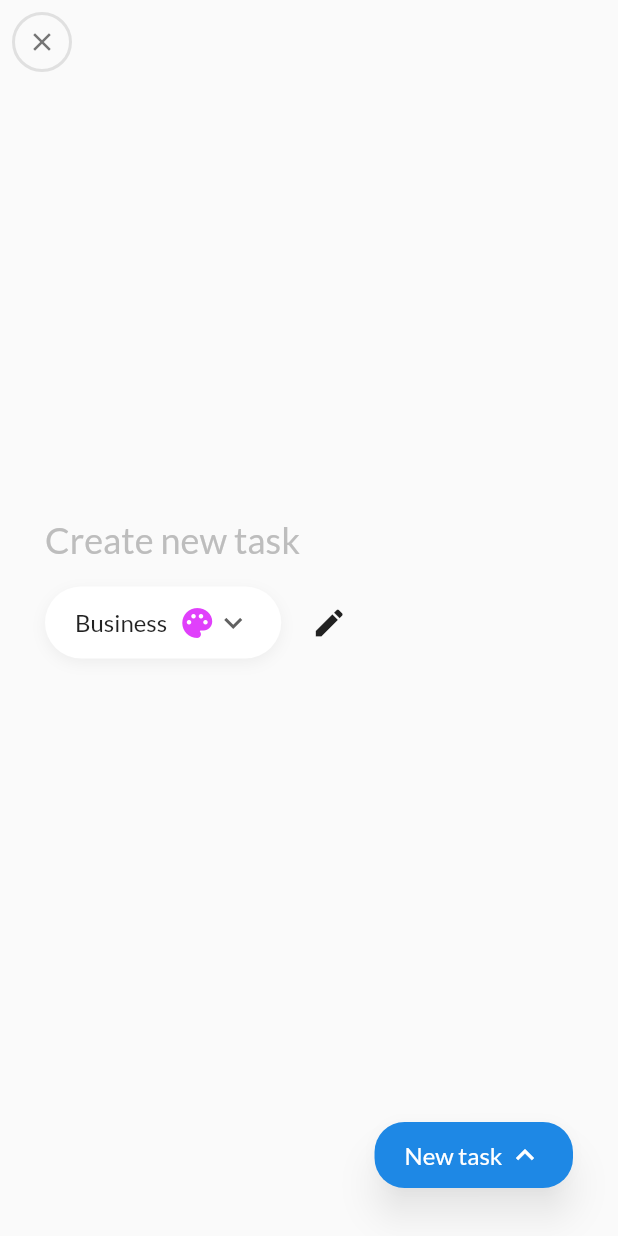
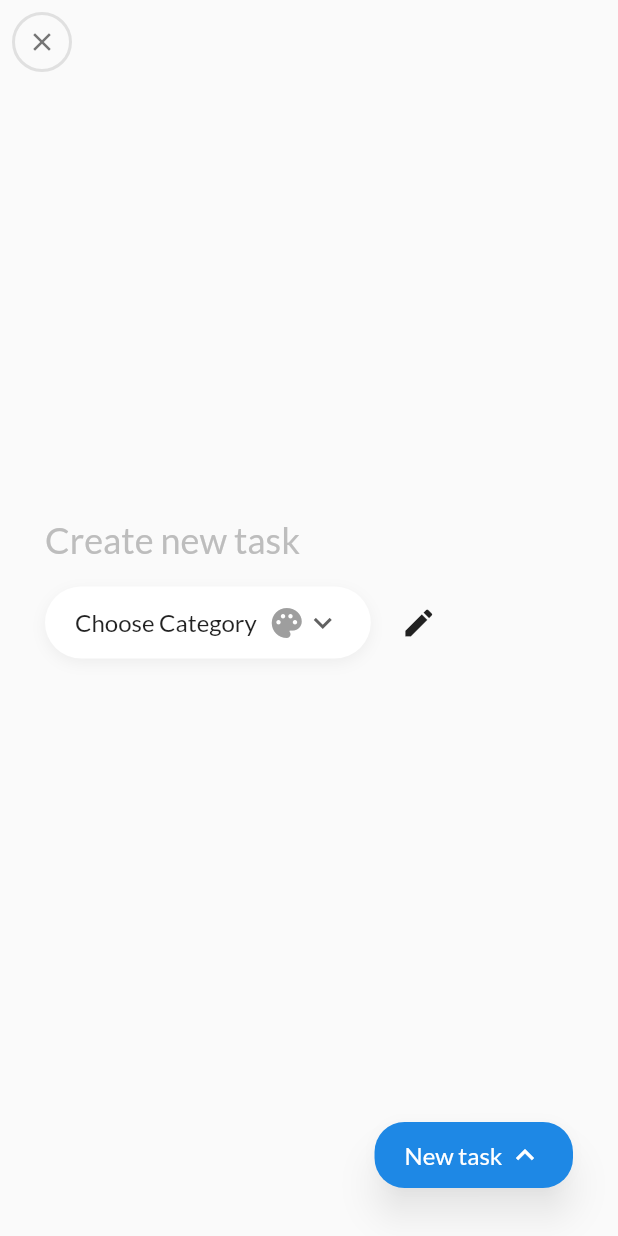
Before and after one commit to ashwins93/flutter-todo, a Flutter app: the screen it shows after launch, after a tap on the "add" icon, on a phone screen of 412 x 824 dp. Run offline on Flutter 3.47's test engine with Material 2 defaults, Android fonts, the phone set to English and light mode, and no system bars; our stand-ins replace flutter_redux, google_fonts, redux; missing offline and left inert: flutter_material_color_picker.

Commit message:
add & update task

```diff
--- a/lib/main.dart
+++ b/lib/main.dart
@@ -11,7 +11,7 @@ import 'package:google_fonts/google_fonts.dart';
 void main() {
   final Store<AppState> store = Store<AppState>(appStateReducer,
       initialState: AppState(categories: {
-        'Business': TaskCategory('Business', Colors.purpleAccent[200]!),
+        'Business': TaskCategory('Business', Colors.pink[200]!),
         'Personal': TaskCategory('Personal', Colors.blue[600]!)
       }, tasks: {
         'task1': Task(
--- a/lib/models/task_category.dart
+++ b/lib/models/task_category.dart
@@ -5,6 +5,8 @@ class TaskCategory {
   final Color categoryColor;
 
   const TaskCategory(this.categoryName, this.categoryColor);
+
+  static empty() => const TaskCategory('', Colors.grey);
 
   @override
   bool operator ==(Object other) =>
--- a/lib/screens/home/components/task_tile.dart
+++ b/lib/screens/home/components/task_tile.dart
@@ -1,16 +1,17 @@
 import 'package:flutter/material.dart';
+import 'package:todo_list/models/task.dart';
 
 class TaskTile extends StatelessWidget {
   const TaskTile({
     Key? key,
-    required this.title,
+    required this.task,
     required this.taskColor,
-    this.completed = false,
+    required this.onTapAction,
   }) : super(key: key);
 
-  final String title;
+  final Task task;
   final Color taskColor;
-  final bool completed;
+  final void Function() onTapAction;
 
   @override
   Widget build(BuildContext context) {
@@ -22,19 +23,19 @@ class TaskTile extends StatelessWidget {
       margin: EdgeInsets.symmetric(horizontal: 20, vertical: 5),
       child: ListTile(
         contentPadding: EdgeInsets.symmetric(vertical: 10, horizontal: 20),
-        onTap: () {},
+        onTap: onTapAction,
         leading: Container(
           width: 25,
           height: 25,
           decoration: BoxDecoration(
               border: Border.all(
                 width: 2.0,
-                color: completed ? Colors.grey : taskColor,
+                color: task.completed ? Colors.grey : taskColor,
               ),
               shape: BoxShape.circle,
-              color: completed ? Colors.grey : Colors.transparent),
+              color: task.completed ? Colors.grey : Colors.transparent),
           child: Center(
-              child: completed
+              child: task.completed
                   ? Icon(
                       Icons.check,
                       color: Colors.white,
@@ -43,10 +44,10 @@ class TaskTile extends StatelessWidget {
                   : null),
         ),
         title: Text(
-          title,
+          task.title,
           style: TextStyle(
-              color: completed ? Colors.grey : Colors.grey[900],
-              decoration: completed ? TextDecoration.lineThrough : null),
+              color: task.completed ? Colors.grey : Colors.grey[900],
+              decoration: task.completed ? TextDecoration.lineThrough : null),
         ),
       ),
     );
--- a/lib/screens/new_category/components/body.dart
+++ b/lib/screens/new_category/components/body.dart
@@ -1,5 +1,3 @@
-import 'dart:developer';
-
 import 'package:flutter/material.dart';
 
 import 'color_chooser.dart';
--- a/lib/screens/new_task/components/body.dart
+++ b/lib/screens/new_task/components/body.dart
@@ -1,16 +1,33 @@
 import 'package:flutter/material.dart';
+import 'package:flutter_redux/flutter_redux.dart';
+import 'package:todo_list/actions/actions.dart';
+import 'package:todo_list/models/app_state.dart';
+import 'package:todo_list/models/task.dart';
 import 'package:todo_list/models/task_category.dart';
 import 'package:todo_list/screens/new_category/new_category_screen.dart';
+import 'package:uuid/uuid.dart';
 
 import 'category_chooser.dart';
 
-class Body extends StatelessWidget {
+class Body extends StatefulWidget {
   const Body({
     Key? key,
-    required this.categoryList,
   }) : super(key: key);
 
-  final List<TaskCategory> categoryList;
+  @override
+  _BodyState createState() => _BodyState();
+}
+
+class _BodyState extends State<Body> {
+  TaskCategory _currentValue = TaskCategory.empty();
+
+  final _myController = TextEditingController();
+
+  @override
+  void dispose() {
+    _myController.dispose();
+    super.dispose();
+  }
 
   @override
   Widget build(BuildContext context) {
@@ -23,6 +40,7 @@ class Body extends StatelessWidget {
           Padding(
             padding: const EdgeInsets.only(bottom: 5.0, left: 30, right: 30),
             child: TextField(
+              controller: _myController,
               style: TextStyle(fontSize: 24),
               decoration: InputDecoration(
                   hintText: 'Create new task',
@@ -35,8 +53,20 @@ class Body extends StatelessWidget {
             padding: EdgeInsets.symmetric(horizontal: 30.0),
             child: Row(
               children: [
-                CategoryChooser(
-                    categoryList: categoryList, initValue: categoryList[0]),
+                StoreConnector<AppState, List<TaskCategory>>(
+                  converter: (store) {
+                    return store.state.categories.values.toList();
+                  },
+                  builder: (context, categoryList) => CategoryChooser(
+                    categoryList: categoryList,
+                    currentValue: _currentValue,
+                    onCategoryChange: (TaskCategory? newValue) {
+                      setState(() {
+                        _currentValue = newValue!;
+                      });
+                    },
+                  ),
+                ),
                 Padding(
                   padding: EdgeInsets.symmetric(horizontal: 8.0),
                   child: IconButton(
@@ -57,7 +87,16 @@ class Body extends StatelessWidget {
             child: Row(
               children: [
                 Spacer(),
-                ElevatedButton(
+                StoreConnector<AppState, void Function(String, String)>(
+                  converter: (store) {
+                    return (taskTitle, categoryName) {
+                      store.dispatch(AddTaskAction(Task(
+                          title: taskTitle,
+                          categoryName: categoryName,
+                          id: Uuid().v4())));
+                    };
+                  },
+                  builder: (context, onClick) => ElevatedButton(
                     style: ButtonStyle(
                         alignment: Alignment.centerRight,
                         elevation: MaterialStateProperty.all(10.0),
@@ -71,6 +110,8 @@ class Body extends StatelessWidget {
                             borderRadius:
                                 BorderRadius.all(Radius.circular(20))))),
                     onPressed: () {
+                      if (_currentValue == TaskCategory.empty()) return;
+                      onClick(_myController.text, _currentValue.categoryName);
                       Navigator.pop(context);
                     },
                     child: Row(children: [
@@ -81,6 +122,7 @@ class Body extends StatelessWidget {
                       Icon(Icons.expand_less)
                     ]),
                   ),
+                ),
               ],
             ),
           )
--- a/lib/screens/new_task/components/category_chooser.dart
+++ b/lib/screens/new_task/components/category_chooser.dart
@@ -1,30 +1,22 @@
 import 'package:flutter/material.dart';
 import 'package:todo_list/models/task_category.dart';
 
-class CategoryChooser extends StatefulWidget {
-  const CategoryChooser(
-      {Key? key, required this.categoryList, required this.initValue})
-      : super(key: key);
+class CategoryChooser extends StatelessWidget {
+  CategoryChooser({
+    Key? key,
+    required this.categoryList,
+    required this.currentValue,
+    required this.onCategoryChange,
+  }) : super(key: key);
 
   final List<TaskCategory> categoryList;
-  final TaskCategory initValue;
-
-  @override
-  _CategoryChooserState createState() => _CategoryChooserState();
-}
-
-class _CategoryChooserState extends State<CategoryChooser> {
-  late TaskCategory _currentValue;
-
-  @override
-  void initState() {
-    super.initState();
-    _currentValue = widget.initValue;
-  }
+  final void Function(TaskCategory?) onCategoryChange;
+  final TaskCategory currentValue;
 
   @override
   Widget build(BuildContext context) {
-    var list = widget.categoryList
+    print(currentValue);
+    var list = categoryList
         .map<DropdownMenuItem<TaskCategory>>((taskCategory) => DropdownMenuItem(
               value: taskCategory,
               child: Row(
@@ -40,7 +32,18 @@ class _CategoryChooserState extends State<CategoryChooser> {
                 ],
               ),
             ))
-        .toList();
+        .toList()
+          ..add(DropdownMenuItem(
+              value: TaskCategory.empty(),
+              child: Row(
+                children: [
+                  Padding(
+                    padding: const EdgeInsets.only(right: 8.0),
+                    child: Text('Choose Category'),
+                  ),
+                  Icon(Icons.palette, color: Colors.grey)
+                ],
+              )));
     return Container(
       padding: EdgeInsets.symmetric(horizontal: 20.0),
       decoration: BoxDecoration(
@@ -53,12 +56,8 @@ class _CategoryChooserState extends State<CategoryChooser> {
           ],
           borderRadius: BorderRadius.circular(50)),
       child: DropdownButton<TaskCategory>(
-        value: _currentValue,
-        onChanged: (TaskCategory? value) {
-          setState(() {
-            _currentValue = value!;
-          });
-        },
+        value: currentValue,
+        onChanged: onCategoryChange,
         icon: Icon(Icons.expand_more),
         iconSize: 24,
         underline: Container(),
--- a/lib/screens/new_task/new_task_screen.dart
+++ b/lib/screens/new_task/new_task_screen.dart
@@ -1,22 +1,17 @@
 import 'package:flutter/material.dart';
-import 'package:todo_list/models/task_category.dart';
 
 import 'components/body.dart';
 
 class NewTask extends StatelessWidget {
   @override
   Widget build(BuildContext context) {
-    var categoryList = <TaskCategory>[
-      TaskCategory('Business', Colors.purpleAccent[200]!),
-      TaskCategory('Personal', Colors.blue[600]!)
-    ];
     return Scaffold(
       appBar: AppBar(
         elevation: 0,
         backgroundColor: Colors.transparent,
         leading: CloseIconButton(),
       ),
-      body: Body(categoryList: categoryList),
+      body: Body(),
     );
   }
 }
```
Also changed, not shown: lib/screens/home/components/task_list.dart (+16 -4 lines). Lines whose indentation alone changed are shown as unchanged.
